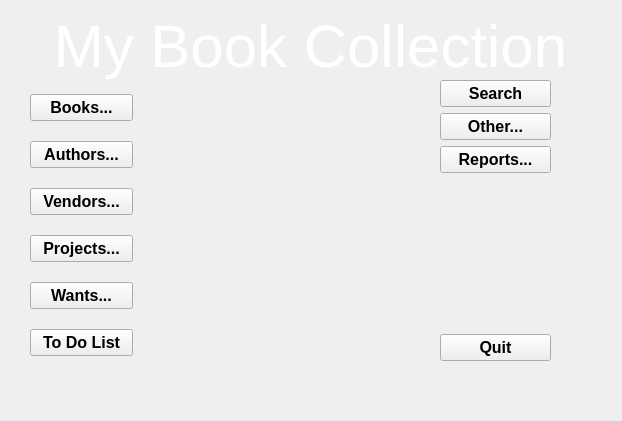
Qt form Collection/Tools/collection/designer/ui_mainWindow.ui (JimFowler/books) before a commit.
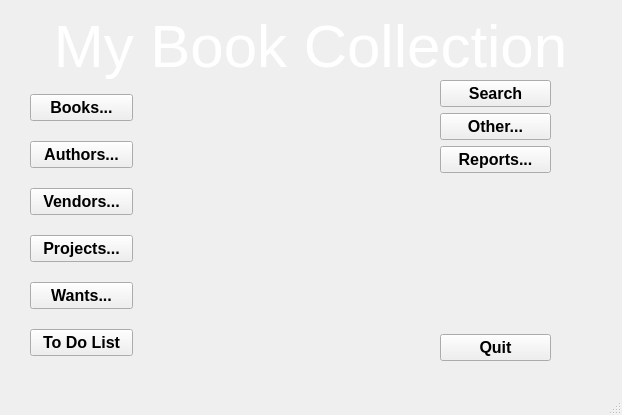
The same form after that commit. Icons and pictures are not drawn.

Commit message:
Added generic Select class and calls
 Changes to be committed:
	modified:   designer/ui_mainWindow.ui
	modified:   designer/ui_select.ui
	modified:   mainWindow.py
	new file:   select.py

Diff of the .ui file:
```diff
--- a/Collection/Tools/collection/designer/ui_mainWindow.ui
+++ b/Collection/Tools/collection/designer/ui_mainWindow.ui
@@ -7,9 +7,27 @@
     <x>0</x>
     <y>0</y>
     <width>622</width>
-    <height>421</height>
+    <height>415</height>
    </rect>
   </property>
+  <property name="sizePolicy">
+   <sizepolicy hsizetype="Fixed" vsizetype="Fixed">
+    <horstretch>0</horstretch>
+    <verstretch>0</verstretch>
+   </sizepolicy>
+  </property>
+  <property name="minimumSize">
+   <size>
+    <width>622</width>
+    <height>415</height>
+   </size>
+  </property>
+  <property name="maximumSize">
+   <size>
+    <width>622</width>
+    <height>415</height>
+   </size>
+  </property>
   <property name="font">
    <font>
     <pointsize>12</pointsize>
@@ -32,6 +50,12 @@
 }</string>
   </property>
   <widget class="QWidget" name="centralwidget">
+   <property name="sizePolicy">
+    <sizepolicy hsizetype="Fixed" vsizetype="Fixed">
+     <horstretch>0</horstretch>
+     <verstretch>0</verstretch>
+    </sizepolicy>
+   </property>
    <widget class="QWidget" name="layoutWidget">
     <property name="geometry">
      <rect>
@@ -375,6 +399,7 @@
     </rect>
    </property>
   </widget>
+  <widget class="QStatusBar" name="statusBar"/>
  </widget>
  <resources/>
  <connections/>
```
The commit also changes 3 other files.
